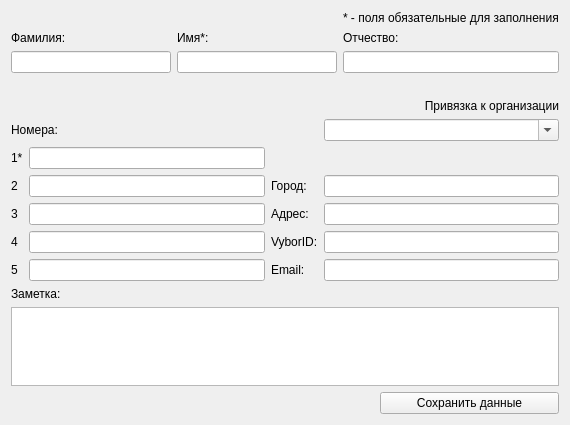
Qt form AddContactDialog.ui (okostynchuk/Outcall) before a commit.
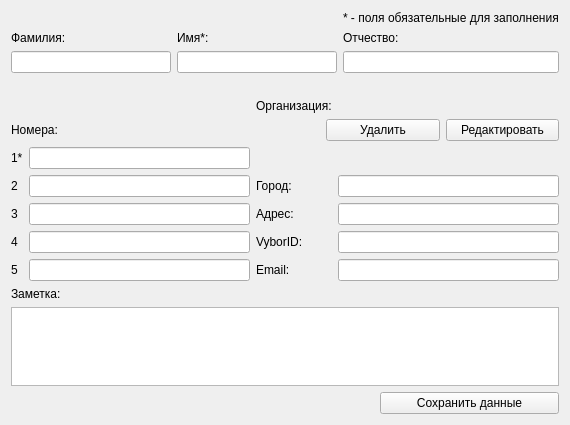
The same form after that commit. Icons and pictures are not drawn.

Commit message: Привязка организации

```diff
--- a/AddContactDialog.ui
+++ b/AddContactDialog.ui
@@ -25,8 +25,6 @@
   </property>
   <layout class="QGridLayout" name="gridLayout_2">
    <item row="0" column="0">
-    <layout class="QGridLayout" name="gridLayout">
-     <item row="0" column="0">
       <layout class="QGridLayout" name="gridLayout_5">
        <item row="0" column="3">
         <widget class="QLabel" name="label_13">
@@ -114,89 +112,69 @@
       </layout>
      </item>
      <item row="1" column="0">
-      <widget class="QLabel" name="label">
+    <layout class="QGridLayout" name="gridLayout">
+     <item row="0" column="2">
+      <widget class="QLabel" name="label_16">
        <property name="text">
-        <string>Привязка к организации</string>
+        <string>Организация:</string>
        </property>
-       <property name="alignment">
-        <set>Qt::AlignRight|Qt::AlignTrailing|Qt::AlignVCenter</set>
+      </widget>
+     </item>
+     <item row="0" column="3">
+      <widget class="QLabel" name="label_org">
+       <property name="text">
+        <string/>
        </property>
       </widget>
      </item>
+     <item row="1" column="0" colspan="2">
+      <widget class="QLabel" name="label_5">
+       <property name="text">
+        <string>Номера:</string>
+       </property>
+      </widget>
+     </item>
+     <item row="1" column="2" colspan="2">
+      <layout class="QHBoxLayout" name="horizontalLayout">
+       <item>
+        <spacer name="horizontalSpacer">
+         <property name="orientation">
+          <enum>Qt::Horizontal</enum>
+         </property>
+         <property name="sizeType">
+          <enum>QSizePolicy::Fixed</enum>
+         </property>
+         <property name="sizeHint" stdset="0">
+          <size>
+           <width>70</width>
+           <height>20</height>
+          </size>
+         </property>
+        </spacer>
+       </item>
+       <item>
+        <widget class="QPushButton" name="deleteOrgButton">
+         <property name="focusPolicy">
+          <enum>Qt::NoFocus</enum>
+         </property>
+         <property name="text">
+          <string>Удалить</string>
+         </property>
+        </widget>
+       </item>
+       <item>
+        <widget class="QPushButton" name="addOrgButton">
+         <property name="focusPolicy">
+          <enum>Qt::NoFocus</enum>
+         </property>
+         <property name="text">
+          <string>Редактировать</string>
+         </property>
+        </widget>
+       </item>
+      </layout>
+     </item>
      <item row="2" column="0">
-      <layout class="QGridLayout" name="gridLayout_6">
-       <item row="4" column="4">
-        <widget class="QLineEdit" name="VyborID">
-         <property name="focusPolicy">
-          <enum>Qt::ClickFocus</enum>
-         </property>
-        </widget>
-       </item>
-       <item row="3" column="1">
-        <widget class="QLineEdit" name="ThirdNumber">
-         <property name="focusPolicy">
-          <enum>Qt::ClickFocus</enum>
-         </property>
-        </widget>
-       </item>
-       <item row="3" column="3">
-        <widget class="QLabel" name="label_10">
-         <property name="text">
-          <string>Адрес:</string>
-         </property>
-         <property name="alignment">
-          <set>Qt::AlignLeading|Qt::AlignLeft|Qt::AlignVCenter</set>
-         </property>
-        </widget>
-       </item>
-       <item row="5" column="0">
-        <widget class="QLabel" name="label_19">
-         <property name="text">
-          <string>5</string>
-         </property>
-        </widget>
-       </item>
-       <item row="5" column="1">
-        <widget class="QLineEdit" name="FifthNumber">
-         <property name="focusPolicy">
-          <enum>Qt::ClickFocus</enum>
-         </property>
-        </widget>
-       </item>
-       <item row="5" column="4">
-        <widget class="QLineEdit" name="Email">
-         <property name="focusPolicy">
-          <enum>Qt::ClickFocus</enum>
-         </property>
-        </widget>
-       </item>
-       <item row="5" column="3">
-        <widget class="QLabel" name="label_12">
-         <property name="text">
-          <string>Email:</string>
-         </property>
-         <property name="alignment">
-          <set>Qt::AlignLeading|Qt::AlignLeft|Qt::AlignVCenter</set>
-         </property>
-        </widget>
-       </item>
-       <item row="0" column="4">
-        <widget class="QComboBox" name="comboBox">
-         <property name="focusPolicy">
-          <enum>Qt::ClickFocus</enum>
-         </property>
-         <property name="editable">
-          <bool>true</bool>
-         </property>
-         <property name="insertPolicy">
-          <enum>QComboBox::InsertAlphabetically</enum>
-         </property>
-         <property name="sizeAdjustPolicy">
-          <enum>QComboBox::AdjustToContents</enum>
-         </property>
-        </widget>
-       </item>
-       <item row="1" column="0">
         <widget class="QLabel" name="label_6">
          <property name="text">
           <string>1*</string>
@@ -204,65 +182,37 @@
         </widget>
        </item>
        <item row="2" column="1">
-        <widget class="QLineEdit" name="SecondNumber">
-         <property name="focusPolicy">
-          <enum>Qt::ClickFocus</enum>
-         </property>
-        </widget>
-       </item>
-       <item row="0" column="0" colspan="2">
-        <widget class="QLabel" name="label_5">
-         <property name="text">
-          <string>Номера:</string>
-         </property>
-        </widget>
-       </item>
-       <item row="3" column="0">
-        <widget class="QLabel" name="label_8">
-         <property name="text">
-          <string>3</string>
-         </property>
-        </widget>
-       </item>
-       <item row="2" column="3">
-        <widget class="QLabel" name="label_9">
-         <property name="text">
-          <string>Город:</string>
-         </property>
-         <property name="alignment">
-          <set>Qt::AlignLeading|Qt::AlignLeft|Qt::AlignVCenter</set>
-         </property>
-        </widget>
-       </item>
-       <item row="1" column="1">
         <widget class="QLineEdit" name="FirstNumber">
          <property name="focusPolicy">
           <enum>Qt::ClickFocus</enum>
          </property>
         </widget>
        </item>
-       <item row="2" column="0">
+     <item row="3" column="0">
         <widget class="QLabel" name="label_7">
          <property name="text">
           <string>2</string>
          </property>
         </widget>
        </item>
-       <item row="3" column="4">
-        <widget class="QLineEdit" name="Address">
+     <item row="3" column="1">
+      <widget class="QLineEdit" name="SecondNumber">
          <property name="focusPolicy">
           <enum>Qt::ClickFocus</enum>
          </property>
         </widget>
        </item>
-       <item row="4" column="1">
-        <widget class="QLineEdit" name="FourthNumber">
-         <property name="focusPolicy">
-          <enum>Qt::ClickFocus</enum>
-         </property>
-        </widget>
-       </item>
-       <item row="2" column="4">
+     <item row="3" column="2">
+      <widget class="QLabel" name="label_9">
+       <property name="text">
+        <string>Город:</string>
+       </property>
+       <property name="alignment">
+        <set>Qt::AlignLeading|Qt::AlignLeft|Qt::AlignVCenter</set>
+       </property>
+      </widget>
+     </item>
+     <item row="3" column="3">
         <widget class="QLineEdit" name="City">
          <property name="focusPolicy">
           <enum>Qt::ClickFocus</enum>
@@ -270,13 +220,51 @@
         </widget>
        </item>
        <item row="4" column="0">
+      <widget class="QLabel" name="label_8">
+       <property name="text">
+        <string>3</string>
+       </property>
+      </widget>
+     </item>
+     <item row="4" column="1">
+      <widget class="QLineEdit" name="ThirdNumber">
+       <property name="focusPolicy">
+        <enum>Qt::ClickFocus</enum>
+       </property>
+      </widget>
+     </item>
+     <item row="4" column="2">
+      <widget class="QLabel" name="label_10">
+       <property name="text">
+        <string>Адрес:</string>
+       </property>
+       <property name="alignment">
+        <set>Qt::AlignLeading|Qt::AlignLeft|Qt::AlignVCenter</set>
+       </property>
+      </widget>
+     </item>
+     <item row="4" column="3">
+      <widget class="QLineEdit" name="Address">
+       <property name="focusPolicy">
+        <enum>Qt::ClickFocus</enum>
+       </property>
+      </widget>
+     </item>
+     <item row="5" column="0">
         <widget class="QLabel" name="label_18">
          <property name="text">
           <string>4</string>
          </property>
         </widget>
        </item>
-       <item row="4" column="3">
+     <item row="5" column="1">
+      <widget class="QLineEdit" name="FourthNumber">
+       <property name="focusPolicy">
+        <enum>Qt::ClickFocus</enum>
+       </property>
+      </widget>
+     </item>
+     <item row="5" column="2">
         <widget class="QLabel" name="label_11">
          <property name="text">
           <string>VyborID:</string>
@@ -286,7 +274,45 @@
          </property>
         </widget>
        </item>
-       <item row="1" column="3" colspan="2">
+     <item row="5" column="3">
+      <widget class="QLineEdit" name="VyborID">
+       <property name="focusPolicy">
+        <enum>Qt::ClickFocus</enum>
+       </property>
+      </widget>
+     </item>
+     <item row="6" column="0">
+      <widget class="QLabel" name="label_19">
+       <property name="text">
+        <string>5</string>
+       </property>
+      </widget>
+     </item>
+     <item row="6" column="1">
+      <widget class="QLineEdit" name="FifthNumber">
+       <property name="focusPolicy">
+        <enum>Qt::ClickFocus</enum>
+       </property>
+      </widget>
+     </item>
+     <item row="6" column="2">
+      <widget class="QLabel" name="label_12">
+       <property name="text">
+        <string>Email:</string>
+       </property>
+       <property name="alignment">
+        <set>Qt::AlignLeading|Qt::AlignLeft|Qt::AlignVCenter</set>
+       </property>
+      </widget>
+     </item>
+     <item row="6" column="3">
+      <widget class="QLineEdit" name="Email">
+       <property name="focusPolicy">
+        <enum>Qt::ClickFocus</enum>
+       </property>
+      </widget>
+     </item>
+     <item row="2" column="2" colspan="2">
         <widget class="QLabel" name="label_14">
          <property name="text">
           <string/>
@@ -295,7 +321,7 @@
        </item>
       </layout>
      </item>
-     <item row="3" column="0">
+   <item row="2" column="0">
       <layout class="QGridLayout" name="gridLayout_7">
        <item row="2" column="2">
         <widget class="QPushButton" name="saveButton">
@@ -307,13 +333,6 @@
          </property>
         </widget>
        </item>
-       <item row="1" column="0" colspan="3">
-        <widget class="QTextEdit" name="Comment">
-         <property name="focusPolicy">
-          <enum>Qt::ClickFocus</enum>
-         </property>
-        </widget>
-       </item>
        <item row="0" column="0">
         <widget class="QLabel" name="label_17">
          <property name="text">
@@ -321,7 +340,12 @@
          </property>
         </widget>
        </item>
-      </layout>
+     <item row="1" column="0" colspan="3">
+      <widget class="QTextEdit" name="Comment">
+       <property name="focusPolicy">
+        <enum>Qt::ClickFocus</enum>
+       </property>
+      </widget>
      </item>
     </layout>
    </item>
```
Lines whose indentation alone changed are shown as unchanged. The commit also changes 10 other files.
